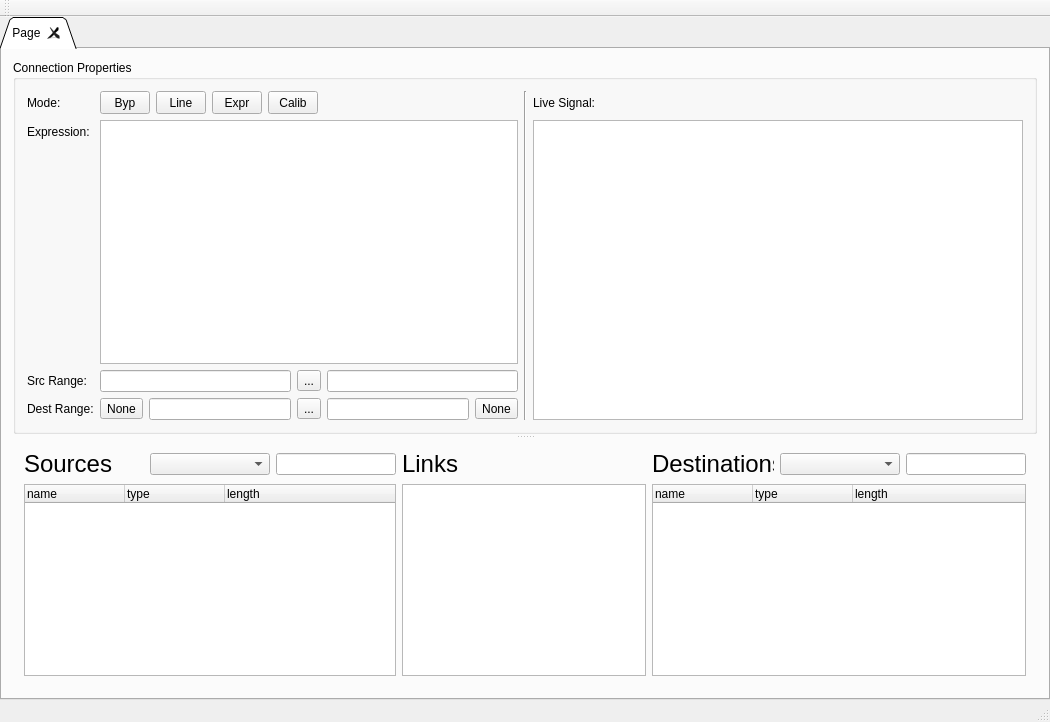
Qt form mainwindow.ui (malloch/mapperGUI-qt) before a commit.
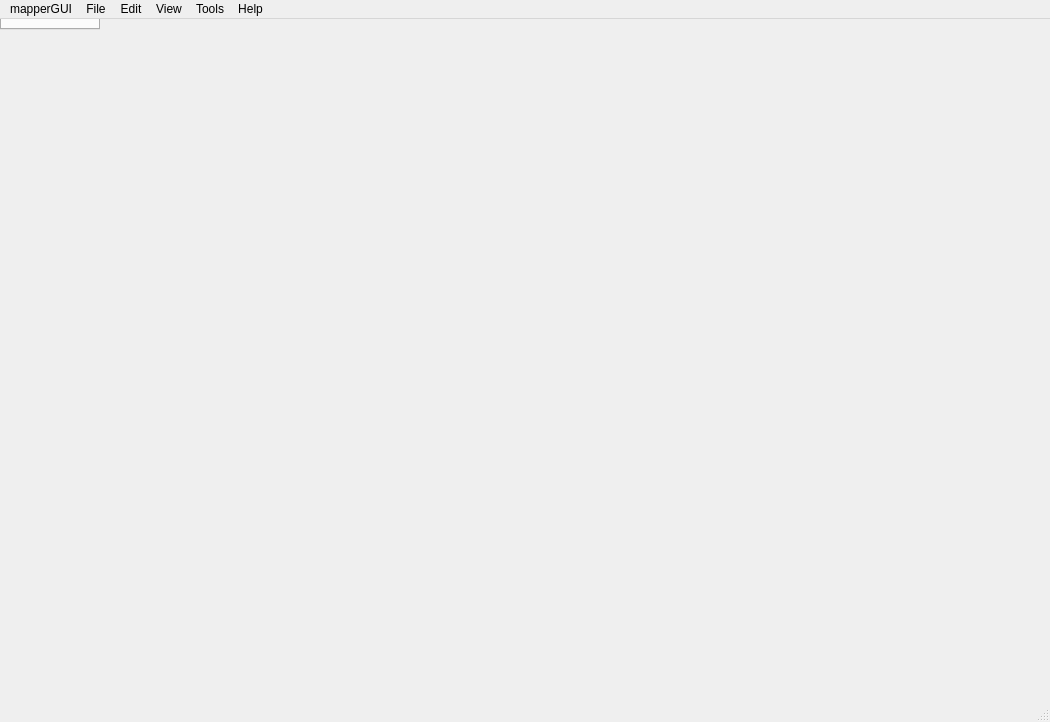
The same form after that commit. Icons and pictures are not drawn.

Patch:
```diff
--- a/mainwindow.ui
+++ b/mainwindow.ui
@@ -19,494 +19,7 @@
   <property name="windowTitle">
    <string>MainWindow</string>
   </property>
-  <widget class="QWidget" name="centralWidget">
-   <layout class="QGridLayout" name="gridLayout_8">
-    <property name="leftMargin">
-     <number>0</number>
-    </property>
-    <property name="topMargin">
-     <number>0</number>
-    </property>
-    <property name="rightMargin">
-     <number>0</number>
-    </property>
-    <property name="bottomMargin">
-     <number>0</number>
-    </property>
-    <property name="verticalSpacing">
-     <number>-1</number>
-    </property>
-    <item row="0" column="0">
-     <widget class="QTabWidget" name="tabs">
-      <property name="sizePolicy">
-       <sizepolicy hsizetype="Expanding" vsizetype="Expanding">
-        <horstretch>0</horstretch>
-        <verstretch>30</verstretch>
-       </sizepolicy>
-      </property>
-      <property name="tabPosition">
-       <enum>QTabWidget::North</enum>
-      </property>
-      <property name="tabShape">
-       <enum>QTabWidget::Triangular</enum>
-      </property>
-      <property name="currentIndex">
-       <number>0</number>
-      </property>
-      <property name="usesScrollButtons">
-       <bool>true</bool>
-      </property>
-      <property name="tabsClosable">
-       <bool>true</bool>
-      </property>
-      <widget class="QWidget" name="listViewTab">
-       <attribute name="title">
-        <string>Page</string>
-       </attribute>
-       <layout class="QGridLayout" name="gridLayout_2">
-        <item row="0" column="0">
-         <widget class="QSplitter" name="splitter">
-          <property name="sizePolicy">
-           <sizepolicy hsizetype="Expanding" vsizetype="Expanding">
-            <horstretch>10</horstretch>
-            <verstretch>10</verstretch>
-           </sizepolicy>
-          </property>
-          <property name="frameShadow">
-           <enum>QFrame::Plain</enum>
-          </property>
-          <property name="orientation">
-           <enum>Qt::Vertical</enum>
-          </property>
-          <property name="handleWidth">
-           <number>5</number>
-          </property>
-          <widget class="QGroupBox" name="propertyEditor">
-           <property name="sizePolicy">
-            <sizepolicy hsizetype="Expanding" vsizetype="Expanding">
-             <horstretch>0</horstretch>
-             <verstretch>5</verstretch>
-            </sizepolicy>
-           </property>
-           <property name="title">
-            <string>Connection Properties</string>
-           </property>
-           <layout class="QHBoxLayout" name="horizontalLayout_2">
-            <item>
-             <layout class="QGridLayout" name="properties" rowstretch="0,0,0,1,0,0" columnstretch="0,0,0,0,0,1">
-              <item row="0" column="4">
-               <widget class="QToolButton" name="modeButtonCalibrate">
-                <property name="sizePolicy">
-                 <sizepolicy hsizetype="Fixed" vsizetype="Fixed">
-                  <horstretch>20</horstretch>
-                  <verstretch>0</verstretch>
-                 </sizepolicy>
-                </property>
-                <property name="minimumSize">
-                 <size>
-                  <width>50</width>
-                  <height>23</height>
-                 </size>
-                </property>
-                <property name="text">
-                 <string>Calib</string>
-                </property>
-               </widget>
-              </item>
-              <item row="0" column="3">
-               <widget class="QToolButton" name="modeButtonExpression">
-                <property name="sizePolicy">
-                 <sizepolicy hsizetype="Fixed" vsizetype="Fixed">
-                  <horstretch>20</horstretch>
-                  <verstretch>0</verstretch>
-                 </sizepolicy>
-                </property>
-                <property name="minimumSize">
-                 <size>
-                  <width>50</width>
-                  <height>23</height>
-                 </size>
-                </property>
-                <property name="text">
-                 <string>Expr</string>
-                </property>
-               </widget>
-              </item>
-              <item row="1" column="0">
-               <widget class="QLabel" name="expressionLabel">
-                <property name="maximumSize">
-                 <size>
-                  <width>16777215</width>
-                  <height>23</height>
-                 </size>
-                </property>
-                <property name="text">
-                 <string>Expression:</string>
-                </property>
-               </widget>
-              </item>
-              <item row="1" column="1" rowspan="2" colspan="5">
-               <widget class="QPlainTextEdit" name="expressionEdit">
-                <property name="sizePolicy">
-                 <sizepolicy hsizetype="Expanding" vsizetype="Expanding">
-                  <horstretch>10</horstretch>
-                  <verstretch>10</verstretch>
-                 </sizepolicy>
-                </property>
-                <property name="minimumSize">
-                 <size>
-                  <width>0</width>
-                  <height>20</height>
-                 </size>
-                </property>
-                <property name="maximumSize">
-                 <size>
-                  <width>16777215</width>
-                  <height>16777215</height>
-                 </size>
-                </property>
-               </widget>
-              </item>
-              <item row="0" column="1">
-               <widget class="QToolButton" name="modeButtonBypass">
-                <property name="sizePolicy">
-                 <sizepolicy hsizetype="Fixed" vsizetype="Fixed">
-                  <horstretch>20</horstretch>
-                  <verstretch>0</verstretch>
-                 </sizepolicy>
-                </property>
-                <property name="minimumSize">
-                 <size>
-                  <width>50</width>
-                  <height>23</height>
-                 </size>
-                </property>
-                <property name="text">
-                 <string>Byp</string>
-                </property>
-               </widget>
-              </item>
-              <item row="0" column="2">
-               <widget class="QToolButton" name="modeButtonLinear">
-                <property name="sizePolicy">
-                 <sizepolicy hsizetype="Fixed" vsizetype="Fixed">
-                  <horstretch>20</horstretch>
-                  <verstretch>0</verstretch>
-                 </sizepolicy>
-                </property>
-                <property name="minimumSize">
-                 <size>
-                  <width>50</width>
-                  <height>23</height>
-                 </size>
-                </property>
-                <property name="text">
-                 <string>Line</string>
-                </property>
-               </widget>
-              </item>
-              <item row="0" column="5">
-               <spacer name="horizontalSpacer">
-                <property name="orientation">
-                 <enum>Qt::Horizontal</enum>
-                </property>
-                <property name="sizeHint" stdset="0">
-                 <size>
-                  <width>40</width>
-                  <height>20</height>
-                 </size>
-                </property>
-               </spacer>
-              </item>
-              <item row="3" column="0">
-               <widget class="QLabel" name="srcRangeLabel">
-                <property name="text">
-                 <string>Src Range:</string>
-                </property>
-               </widget>
-              </item>
-              <item row="0" column="0">
-               <widget class="QLabel" name="modeLabel">
-                <property name="text">
-                 <string>Mode:</string>
-                </property>
-               </widget>
-              </item>
-              <item row="2" column="0">
-               <spacer name="verticalSpacer">
-                <property name="orientation">
-                 <enum>Qt::Vertical</enum>
-                </property>
-                <property name="sizeHint" stdset="0">
-                 <size>
-                  <width>20</width>
-                  <height>40</height>
-                 </size>
-                </property>
-               </spacer>
-              </item>
-              <item row="3" column="1" colspan="5">
-               <layout class="QHBoxLayout" name="srcRange" stretch="1,0,1">
-                <item>
-                 <widget class="QLineEdit" name="srcRangeMin"/>
-                </item>
-                <item>
-                 <widget class="QToolButton" name="srcRangeSwap">
-                  <property name="text">
-                   <string>...</string>
-                  </property>
-                  <property name="icon">
-                   <iconset>
-                    <normaloff>../../webmapper/images/range_switch.png</normaloff>../../webmapper/images/range_switch.png</iconset>
-                  </property>
-                 </widget>
-                </item>
-                <item>
-                 <widget class="QLineEdit" name="srcRangeMax"/>
-                </item>
-               </layout>
-              </item>
-              <item row="4" column="0" rowspan="2">
-               <widget class="QLabel" name="destRangeLabel">
-                <property name="text">
-                 <string>Dest Range:</string>
-                </property>
-               </widget>
-              </item>
-              <item row="4" column="1" rowspan="2" colspan="5">
-               <layout class="QHBoxLayout" name="dstRange" stretch="0,1,0,1,0">
-                <item>
-                 <widget class="QToolButton" name="dstBoundaryMin">
-                  <property name="text">
-                   <string>None</string>
-                  </property>
-                 </widget>
-                </item>
-                <item>
-                 <widget class="QLineEdit" name="dstRangeMin"/>
-                </item>
-                <item>
-                 <widget class="QToolButton" name="dstRangeSwap">
-                  <property name="text">
-                   <string>...</string>
-                  </property>
-                  <property name="icon">
-                   <iconset>
-                    <normaloff>../../webmapper/images/range_switch.png</normaloff>../../webmapper/images/range_switch.png</iconset>
-                  </property>
-                 </widget>
-                </item>
-                <item>
-                 <widget class="QLineEdit" name="dstRangeMax"/>
-                </item>
-                <item>
-                 <widget class="QToolButton" name="dstBoundaryMax">
-                  <property name="text">
-                   <string>None</string>
-                  </property>
-                 </widget>
-                </item>
-               </layout>
-              </item>
-             </layout>
-            </item>
-            <item>
-             <widget class="Line" name="line">
-              <property name="orientation">
-               <enum>Qt::Vertical</enum>
-              </property>
-             </widget>
-            </item>
-            <item>
-             <layout class="QGridLayout" name="gridLayout_4" columnminimumwidth="0">
-              <property name="leftMargin">
-               <number>0</number>
-              </property>
-              <item row="1" column="0">
-               <widget class="QGraphicsView" name="signalPlotter"/>
-              </item>
-              <item row="0" column="0">
-               <widget class="QLabel" name="signalPlotterLabel">
-                <property name="minimumSize">
-                 <size>
-                  <width>0</width>
-                  <height>23</height>
-                 </size>
-                </property>
-                <property name="text">
-                 <string>Live Signal:</string>
-                </property>
-               </widget>
-              </item>
-             </layout>
-            </item>
-           </layout>
-          </widget>
-          <widget class="QWidget" name="layoutWidget">
-           <layout class="QGridLayout" name="listViewer" rowstretch="0,1" columnstretch="1,0,0,0,0,0,0">
-            <item row="0" column="4">
-             <widget class="QLabel" name="dstLabel">
-              <property name="minimumSize">
-               <size>
-                <width>120</width>
-                <height>0</height>
-               </size>
-              </property>
-              <property name="font">
-               <font>
-                <pointsize>18</pointsize>
-               </font>
-              </property>
-              <property name="text">
-               <string>Destinations</string>
-              </property>
-             </widget>
-            </item>
-            <item row="0" column="6">
-             <widget class="QLineEdit" name="dstSearch">
-              <property name="minimumSize">
-               <size>
-                <width>120</width>
-                <height>0</height>
-               </size>
-              </property>
-              <property name="clearButtonEnabled">
-               <bool>true</bool>
-              </property>
-             </widget>
-            </item>
-            <item row="1" column="4" colspan="3">
-             <widget class="QTreeWidget" name="dstTree">
-              <property name="sizePolicy">
-               <sizepolicy hsizetype="Expanding" vsizetype="Expanding">
-                <horstretch>0</horstretch>
-                <verstretch>20</verstretch>
-               </sizepolicy>
-              </property>
-              <column>
-               <property name="text">
-                <string>name</string>
-               </property>
-              </column>
-              <column>
-               <property name="text">
-                <string>type</string>
-               </property>
-              </column>
-              <column>
-               <property name="text">
-                <string>length</string>
-               </property>
-              </column>
-             </widget>
-            </item>
-            <item row="1" column="0" colspan="3">
-             <widget class="QTreeWidget" name="srcTree">
-              <property name="sizePolicy">
-               <sizepolicy hsizetype="Expanding" vsizetype="Expanding">
-                <horstretch>0</horstretch>
-                <verstretch>20</verstretch>
-               </sizepolicy>
-              </property>
-              <column>
-               <property name="text">
-                <string>name</string>
-               </property>
-              </column>
-              <column>
-               <property name="text">
-                <string>type</string>
-               </property>
-              </column>
-              <column>
-               <property name="text">
-                <string>length</string>
-               </property>
-              </column>
-             </widget>
-            </item>
-            <item row="0" column="3">
-             <widget class="QLabel" name="linkLabel">
-              <property name="font">
-               <font>
-                <pointsize>18</pointsize>
-               </font>
-              </property>
-              <property name="text">
-               <string>Links</string>
-              </property>
-             </widget>
-            </item>
-            <item row="0" column="0">
-             <widget class="QLabel" name="srcLabel">
-              <property name="minimumSize">
-               <size>
-                <width>120</width>
-                <height>0</height>
-               </size>
-              </property>
-              <property name="font">
-               <font>
-                <pointsize>18</pointsize>
-               </font>
-              </property>
-              <property name="text">
-               <string>Sources</string>
-              </property>
-             </widget>
-            </item>
-            <item row="0" column="2">
-             <widget class="QLineEdit" name="srcSearch">
-              <property name="minimumSize">
-               <size>
-                <width>120</width>
-                <height>0</height>
-               </size>
-              </property>
-              <property name="acceptDrops">
-               <bool>false</bool>
-              </property>
-              <property name="frame">
-               <bool>true</bool>
-              </property>
-              <property name="clearButtonEnabled">
-               <bool>true</bool>
-              </property>
-             </widget>
-            </item>
-            <item row="1" column="3">
-             <widget class="QGraphicsView" name="links"/>
-            </item>
-            <item row="0" column="1">
-             <widget class="QComboBox" name="srcPrefixSearch">
-              <property name="minimumSize">
-               <size>
-                <width>120</width>
-                <height>0</height>
-               </size>
-              </property>
-             </widget>
-            </item>
-            <item row="0" column="5">
-             <widget class="QComboBox" name="dstPrefixSearch">
-              <property name="minimumSize">
-               <size>
-                <width>120</width>
-                <height>0</height>
-               </size>
-              </property>
-             </widget>
-            </item>
-           </layout>
-          </widget>
-         </widget>
-        </item>
-       </layout>
-      </widget>
-     </widget>
-    </item>
-   </layout>
-  </widget>
+  <widget class="QTabWidget" name="tabs"/>
   <widget class="QMenuBar" name="menuBar">
    <property name="geometry">
     <rect>
@@ -516,14 +29,88 @@
      <height>22</height>
     </rect>
    </property>
-  </widget>
-  <widget class="QToolBar" name="mainToolBar">
-   <attribute name="toolBarArea">
-    <enum>TopToolBarArea</enum>
-   </attribute>
-   <attribute name="toolBarBreak">
-    <bool>false</bool>
-   </attribute>
+   <widget class="QMenu" name="menuMapperGUI">
+    <property name="title">
+     <string>mapperGUI</string>
+    </property>
+    <addaction name="actionAbout_mapperGUI"/>
+    <addaction name="separator"/>
+    <addaction name="actionPreferences"/>
+    <addaction name="separator"/>
+    <addaction name="actionQuit_mapperGUI"/>
+   </widget>
+   <widget class="QMenu" name="menuFile">
+    <property name="title">
+     <string>File</string>
+    </property>
+    <addaction name="actionNew_Project"/>
+    <addaction name="actionOpen_Project"/>
+    <addaction name="actionOpen_Recent"/>
+    <addaction name="separator"/>
+    <addaction name="actionClose_Project"/>
+    <addaction name="separator"/>
+    <addaction name="actionSave"/>
+    <addaction name="actionSave_As"/>
+   </widget>
+   <widget class="QMenu" name="menuEdit">
+    <property name="title">
+     <string>Edit</string>
+    </property>
+    <addaction name="actionUndo"/>
+    <addaction name="actionRedo"/>
+    <addaction name="actionOpen_Version_History"/>
+    <addaction name="separator"/>
+    <addaction name="actionSelect_All"/>
+    <addaction name="actionCopy"/>
+    <addaction name="actionPaste"/>
+    <addaction name="separator"/>
+    <addaction name="actionSelect_All_2"/>
+    <addaction name="separator"/>
+    <addaction name="actionMute_Selecetd"/>
+    <addaction name="separator"/>
+    <addaction name="actionFind"/>
+   </widget>
+   <widget class="QMenu" name="menuView">
+    <property name="title">
+     <string>View</string>
+    </property>
+    <widget class="QMenu" name="menuSwitch_view">
+     <property name="title">
+      <string>Switch view</string>
+     </property>
+     <addaction name="actionList_View"/>
+     <addaction name="actionGraph_View"/>
+     <addaction name="actionGrid_View"/>
+     <addaction name="actionHive_Plot"/>
+     <addaction name="actionBalloon_Plot"/>
+    </widget>
+    <addaction name="actionNew_Tab"/>
+    <addaction name="separator"/>
+    <addaction name="menuSwitch_view"/>
+   </widget>
+   <widget class="QMenu" name="menuTools">
+    <property name="title">
+     <string>Tools</string>
+    </property>
+    <addaction name="actionOpen_Expression_Editor"/>
+    <addaction name="actionHide_Expression_Editor"/>
+    <addaction name="separator"/>
+   </widget>
+   <widget class="QMenu" name="menuHelp">
+    <property name="title">
+     <string>Help</string>
+    </property>
+    <addaction name="actionSearch"/>
+    <addaction name="actionDocumentation"/>
+    <addaction name="separator"/>
+    <addaction name="actionLibmapper_org"/>
+   </widget>
+   <addaction name="menuMapperGUI"/>
+   <addaction name="menuFile"/>
+   <addaction name="menuEdit"/>
+   <addaction name="menuView"/>
+   <addaction name="menuTools"/>
+   <addaction name="menuHelp"/>
   </widget>
   <widget class="QStatusBar" name="statusBar"/>
  </widget>
```
Left out of the diff: 145 changed lines with no effect on the pictures.
